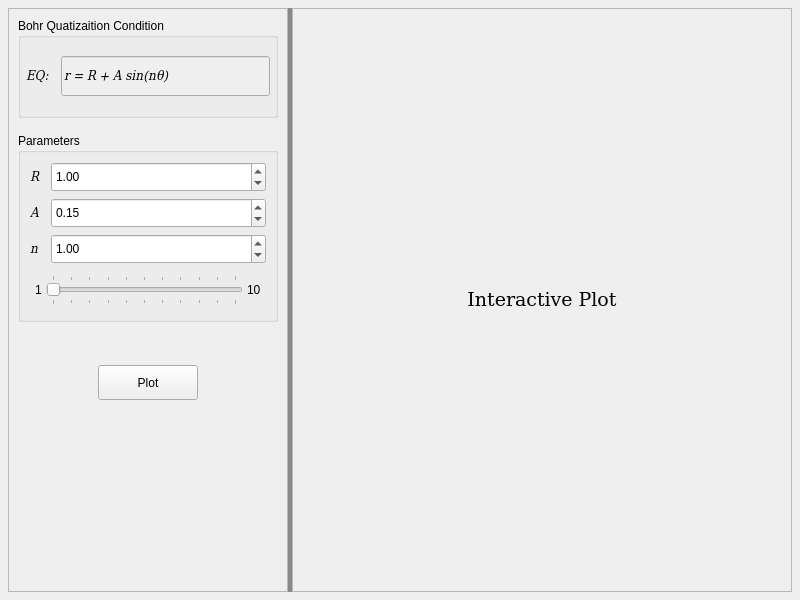
Moaz-Mohammed-Elesawey/bohr_quantization_condition, file ui_main.ui: the form before one commit.
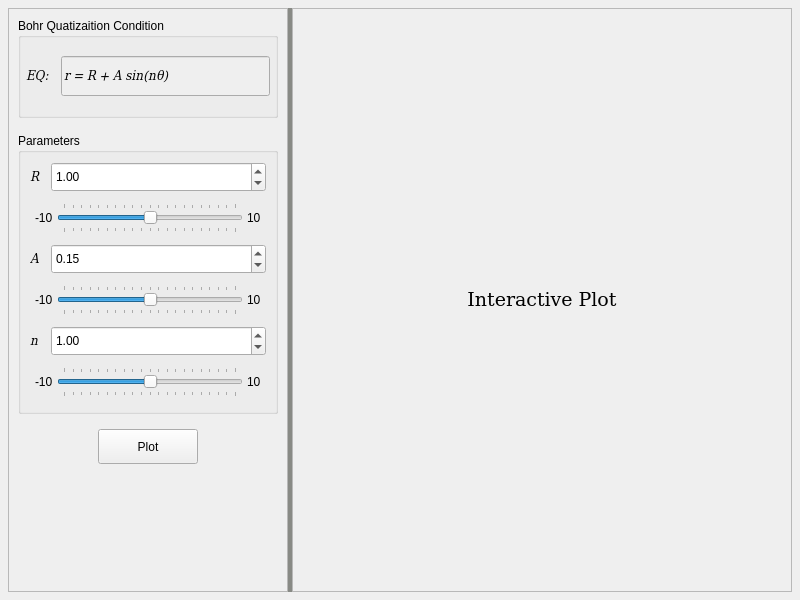
The form after the commit. Icons and pictures are not drawn.

What changed in the file:
```diff
--- a/ui_main.ui
+++ b/ui_main.ui
@@ -201,7 +201,7 @@
              </property>
             </widget>
            </item>
-           <item row="1" column="0">
+           <item row="2" column="0">
             <widget class="QLabel" name="label_3">
              <property name="font">
               <font>
@@ -214,7 +214,7 @@
              </property>
             </widget>
            </item>
-           <item row="4" column="0" colspan="2">
+           <item row="6" column="0" colspan="2">
             <layout class="QHBoxLayout" name="horizontalLayout_2">
              <property name="spacing">
               <number>4</number>
@@ -234,7 +234,7 @@
              <item>
               <widget class="QLabel" name="label_5">
                <property name="text">
-                <string>1</string>
+                <string>-10</string>
                </property>
               </widget>
              </item>
@@ -247,7 +247,7 @@
                 </size>
                </property>
                <property name="minimum">
-                <number>0</number>
+                <number>-100</number>
                </property>
                <property name="maximum">
                 <number>100</number>
@@ -278,7 +278,7 @@
              </item>
             </layout>
            </item>
-           <item row="1" column="1">
+           <item row="2" column="1">
             <widget class="QDoubleSpinBox" name="A_inp">
              <property name="sizePolicy">
               <sizepolicy hsizetype="Expanding" vsizetype="Fixed">
@@ -292,12 +292,15 @@
                <height>30</height>
               </size>
              </property>
+             <property name="minimum">
+              <double>-100.000000000000000</double>
+             </property>
              <property name="value">
               <double>0.150000000000000</double>
              </property>
             </widget>
            </item>
-           <item row="2" column="1">
+           <item row="4" column="1">
             <widget class="QDoubleSpinBox" name="n_inp">
              <property name="sizePolicy">
               <sizepolicy hsizetype="Expanding" vsizetype="Fixed">
@@ -318,14 +321,14 @@
               <string/>
              </property>
              <property name="minimum">
-              <double>0.000000000000000</double>
+              <double>-100.000000000000000</double>
              </property>
              <property name="value">
               <double>1.000000000000000</double>
              </property>
             </widget>
            </item>
-           <item row="2" column="0">
+           <item row="4" column="0">
             <widget class="QLabel" name="label_4">
              <property name="font">
               <font>
@@ -338,6 +341,134 @@
              </property>
             </widget>
            </item>
+           <item row="3" column="0" colspan="2">
+            <layout class="QHBoxLayout" name="horizontalLayout_3">
+             <property name="spacing">
+              <number>4</number>
+             </property>
+             <property name="leftMargin">
+              <number>5</number>
+             </property>
+             <property name="topMargin">
+              <number>5</number>
+             </property>
+             <property name="rightMargin">
+              <number>5</number>
+             </property>
+             <property name="bottomMargin">
+              <number>5</number>
+             </property>
+             <item>
+              <widget class="QLabel" name="label_8">
+               <property name="text">
+                <string>-10</string>
+               </property>
+              </widget>
+             </item>
+             <item>
+              <widget class="QSlider" name="A_slider">
+               <property name="minimumSize">
+                <size>
+                 <width>0</width>
+                 <height>30</height>
+                </size>
+               </property>
+               <property name="minimum">
+                <number>-100</number>
+               </property>
+               <property name="maximum">
+                <number>100</number>
+               </property>
+               <property name="singleStep">
+                <number>1</number>
+               </property>
+               <property name="pageStep">
+                <number>1</number>
+               </property>
+               <property name="orientation">
+                <enum>Qt::Horizontal</enum>
+               </property>
+               <property name="tickPosition">
+                <enum>QSlider::TicksBothSides</enum>
+               </property>
+               <property name="tickInterval">
+                <number>10</number>
+               </property>
+              </widget>
+             </item>
+             <item>
+              <widget class="QLabel" name="label_9">
+               <property name="text">
+                <string>10</string>
+               </property>
+              </widget>
+             </item>
+            </layout>
+           </item>
+           <item row="1" column="0" colspan="2">
+            <layout class="QHBoxLayout" name="horizontalLayout_6">
+             <property name="spacing">
+              <number>4</number>
+             </property>
+             <property name="leftMargin">
+              <number>5</number>
+             </property>
+             <property name="topMargin">
+              <number>5</number>
+             </property>
+             <property name="rightMargin">
+              <number>5</number>
+             </property>
+             <property name="bottomMargin">
+              <number>5</number>
+             </property>
+             <item>
+              <widget class="QLabel" name="label_17">
+               <property name="text">
+                <string>-10</string>
+               </property>
+              </widget>
+             </item>
+             <item>
+              <widget class="QSlider" name="R_slider">
+               <property name="minimumSize">
+                <size>
+                 <width>0</width>
+                 <height>30</height>
+                </size>
+               </property>
+               <property name="minimum">
+                <number>-100</number>
+               </property>
+               <property name="maximum">
+                <number>100</number>
+               </property>
+               <property name="singleStep">
+                <number>1</number>
+               </property>
+               <property name="pageStep">
+                <number>1</number>
+               </property>
+               <property name="orientation">
+                <enum>Qt::Horizontal</enum>
+               </property>
+               <property name="tickPosition">
+                <enum>QSlider::TicksBothSides</enum>
+               </property>
+               <property name="tickInterval">
+                <number>10</number>
+               </property>
+              </widget>
+             </item>
+             <item>
+              <widget class="QLabel" name="label_18">
+               <property name="text">
+                <string>10</string>
+               </property>
+              </widget>
+             </item>
+            </layout>
+           </item>
           </layout>
          </widget>
         </item>
```
Left out of the diff: 3 changed lines with no effect on the pictures.
